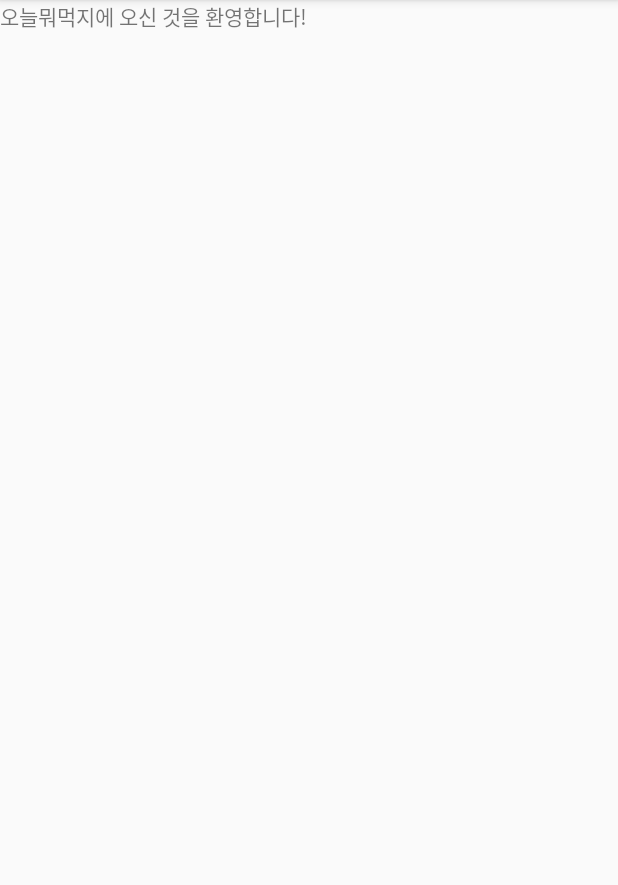
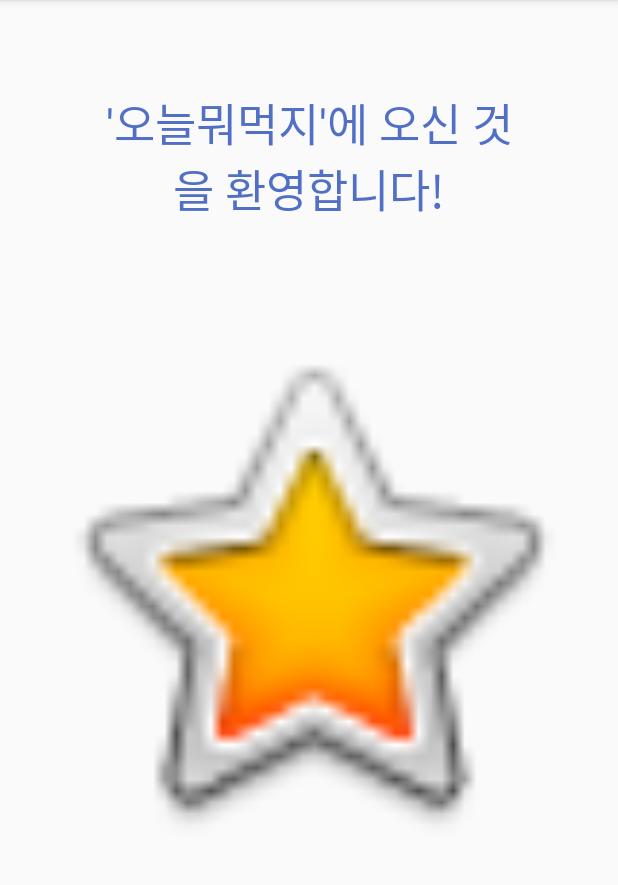
Before and after one commit to tjddls1124/Lab11_exercise, an Android app: the MainActivity screen opened directly, with no data from a screen before it, on a phone screen of 412 x 824 dp, the part 84-969 px from its top. Run offline under Robolectric (Android 15) with nearby library versions, the phone set to English and light mode, and no system bars.

Commit message:
예외처리 및 디자인까지 완료!

```diff
--- a/app/src/main/res/layout/activity_main.xml
+++ b/app/src/main/res/layout/activity_main.xml
@@ -5,14 +5,28 @@
     android:layout_width="match_parent"
     android:orientation="vertical"
     android:layout_height="match_parent"
-    tools:context="com.example.tjddl.lab11_exercise.MainActivity">
+    tools:context="com.example.tjddl.lab11_exercise.MainActivity"
+    android:weightSum="1">
 
 
     <TextView
+        android:layout_margin="30dp"
+        android:padding="30dp"
+        android:textSize="30dp"
+        android:textColor="#506fc5"
+        android:gravity="center"
         android:layout_width="wrap_content"
         android:layout_height="wrap_content"
-        android:text="오늘뭐먹지에 오신 것을 환영합니다!"
+        android:text="'오늘뭐먹지'에
+오신 것을 환영합니다!"
       />
+
+    <ImageView
+        android:id="@+id/imageView2"
+        android:layout_width="match_parent"
+        android:layout_height="wrap_content"
+        app:srcCompat="@android:drawable/btn_star_big_on"
+        android:layout_weight="0.64" />
 
 
 </LinearLayout>
```
Also changed, not shown: app/src/main/java/com/example/tjddl/lab11_exercise/Main2Activity.java (+11 -2 lines), app/src/main/res/layout/activity_main2.xml (+13 -2 lines).
